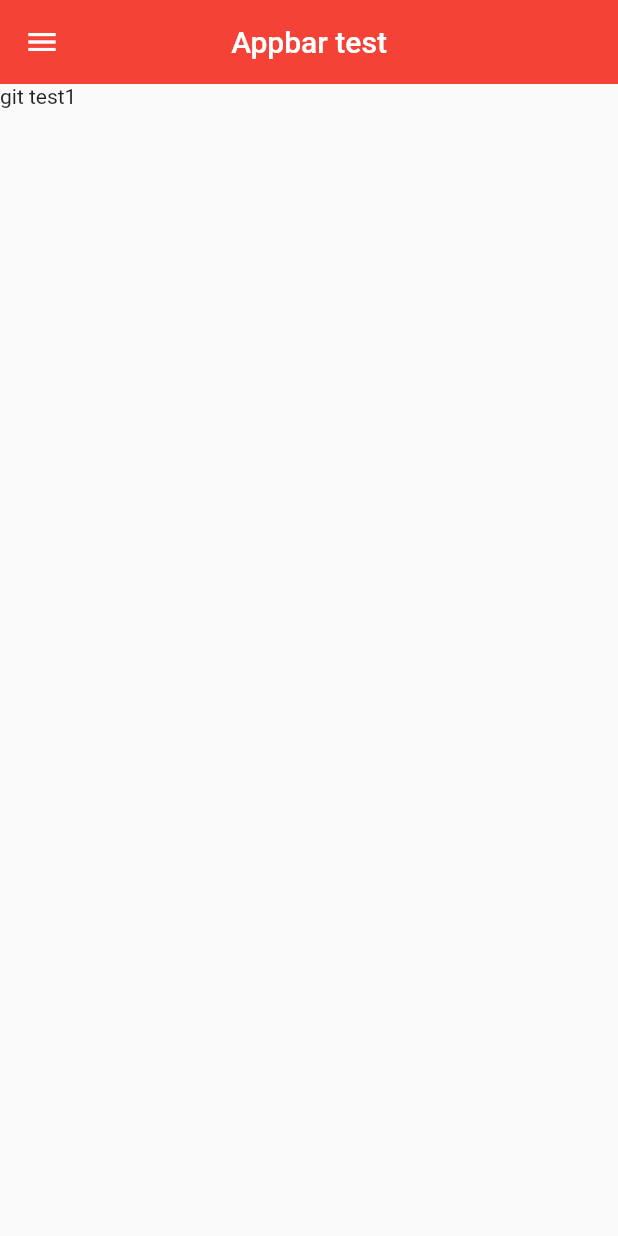
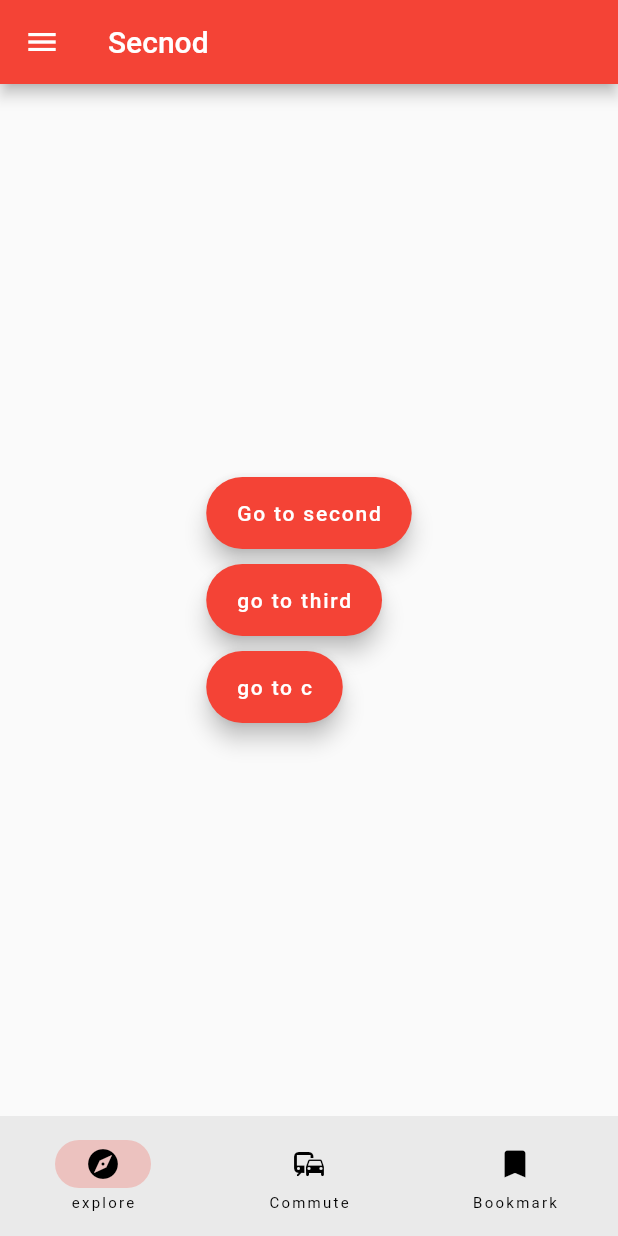
Before and after one commit to Kor-smg569/g_vesion, a Flutter app: the screen it shows after launch, on a phone screen of 412 x 824 dp. Run offline on Flutter 3.47's test engine with Material 2 defaults, Android fonts, the phone set to English and light mode, and no system bars; our stand-ins replace get.

Commit message:
시킨건데 이름 안바꿈

```diff
--- a/lib/main.dart
+++ b/lib/main.dart
@@ -1,43 +1,26 @@
+import "package:get/get.dart";
 import 'package:flutter/material.dart';
+//import 'package:push_named/ScreenA.dart';
+import 'screenA.dart';
+import 'scrennB.dart';
+import 'scrennC.dart';
 
-void main() {
-  runApp(const MyApp());
-}
+void main () => runApp(MyApp());
 
 class MyApp extends StatelessWidget {
-  const MyApp({super.key});
 
   @override
   Widget build(BuildContext context) {
-    return MaterialApp(
-      title: 'Appbar',
+    return GetMaterialApp(
+      initialRoute: '/',
       theme: ThemeData(
           primarySwatch: Colors.red
       ),
-      home: MyPage(),
+      routes: {
+        '/':(context) => ScreenA(),
+        '/b':(context) => ScreenB(),
+        '/c':(context) => ScreenC()
+      },
     );
   }
 }
-
-class MyPage extends StatelessWidget {
-  const MyPage({super.key});
-
-  @override
-  Widget build(BuildContext context) {
-    return Scaffold(
-
-      appBar: AppBar(
-        title: Text('Appbar test'),
-        centerTitle: true,
-        elevation: 0.0,
-        leading: IconButton(
-          icon: Icon(Icons.menu),
-          onPressed: () {
-            print('menu button is clicked');
-          },
-        ),
-      ),
-      body: Text("git test1"),
-    );
-  }
-}
--- /dev/null
+++ b/lib/screenA.dart
@@ -0,0 +1,67 @@
+import 'package:flutter/material.dart';
+import 'package:g_vesion/scrennC.dart';
+import 'package:g_vesion/screenD.dart';
+import 'package:get/get.dart';
+
+import 'scrennB.dart';
+
+void main() => runApp(ScreenA());
+
+class ScreenA extends StatelessWidget {
+
+  @override
+  Widget build(BuildContext context) {
+    return Scaffold(
+      appBar: AppBar(
+        leading: IconButton(
+          icon: Icon(Icons.menu),
+          onPressed: (){
+            print('menu button is clicked');
+          },
+        ),
+        title: Text('Secnod'),
+      ),
+      body: Center(
+        child: Column(
+          crossAxisAlignment: CrossAxisAlignment.start,
+          mainAxisAlignment: MainAxisAlignment.center,
+          children: <Widget>[
+            FloatingActionButton.extended(
+              onPressed: (){
+                Get.to(ScreenB());
+              },
+              label: Text('Go to second'),
+            ),
+            const SizedBox(height: 10),
+            FloatingActionButton.extended(
+              onPressed: (){
+                Get.to(ScreenC());
+              },
+              label: Text('go to third'),
+            ),
+            SizedBox(height: 10,),
+
+            FloatingActionButton.extended(
+                onPressed: (){
+                  Get.to(ScreenD());
+
+                }, label: Text('go to c'))
+          ],
+        ),
+      ),
+      bottomNavigationBar: NavigationBar(
+        destinations: [
+          NavigationDestination(
+            icon: Icon(Icons.explore),
+            label: 'explore',),
+          NavigationDestination(
+            icon: Icon(Icons.commute),
+            label: 'Commute',),
+          NavigationDestination(
+            icon: Icon(Icons.bookmark),
+            label: 'Bookmark',),
+        ],
+      ),
+    );
+  }
+}
--- a/pubspec.yaml
+++ b/pubspec.yaml
@@ -35,6 +35,7 @@ dependencies:
   # The following adds the Cupertino Icons font to your application.
   # Use with the CupertinoIcons class for iOS style icons.
   cupertino_icons: ^1.0.2
+  get:
 
 dev_dependencies:
   flutter_test:
```
Also changed, not shown: lib/screenD.dart (added, +21 -0 lines), lib/scrennB.dart (added, +29 -0 lines), lib/scrennC.dart (added, +21 -0 lines), pubspec.lock.
